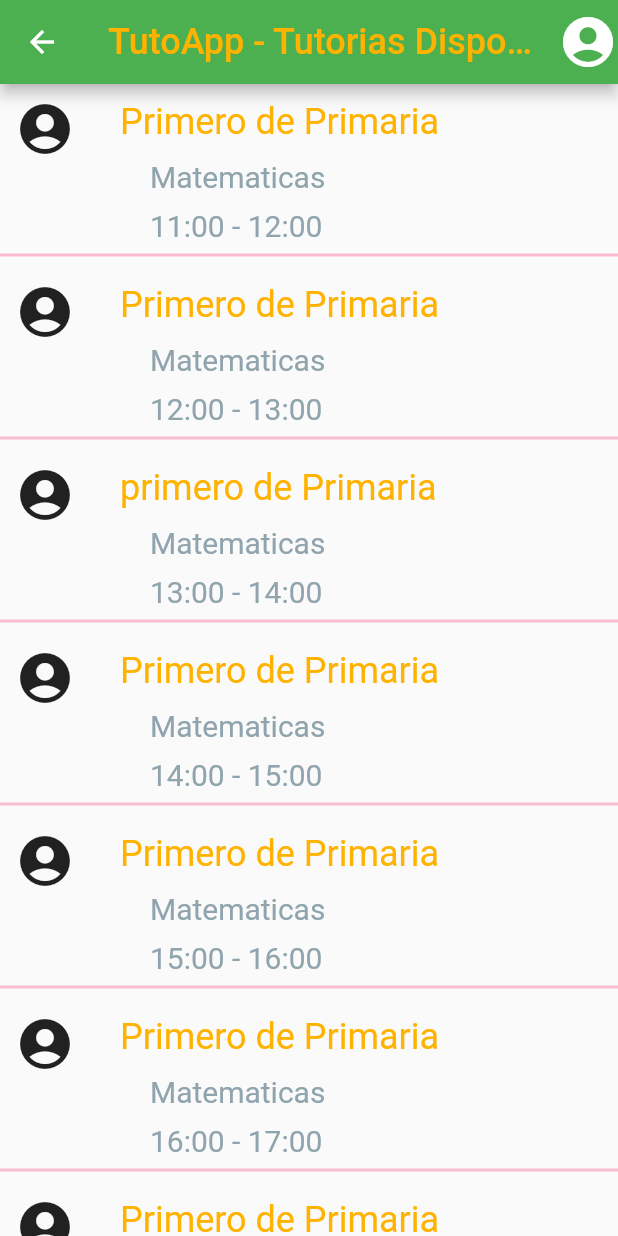
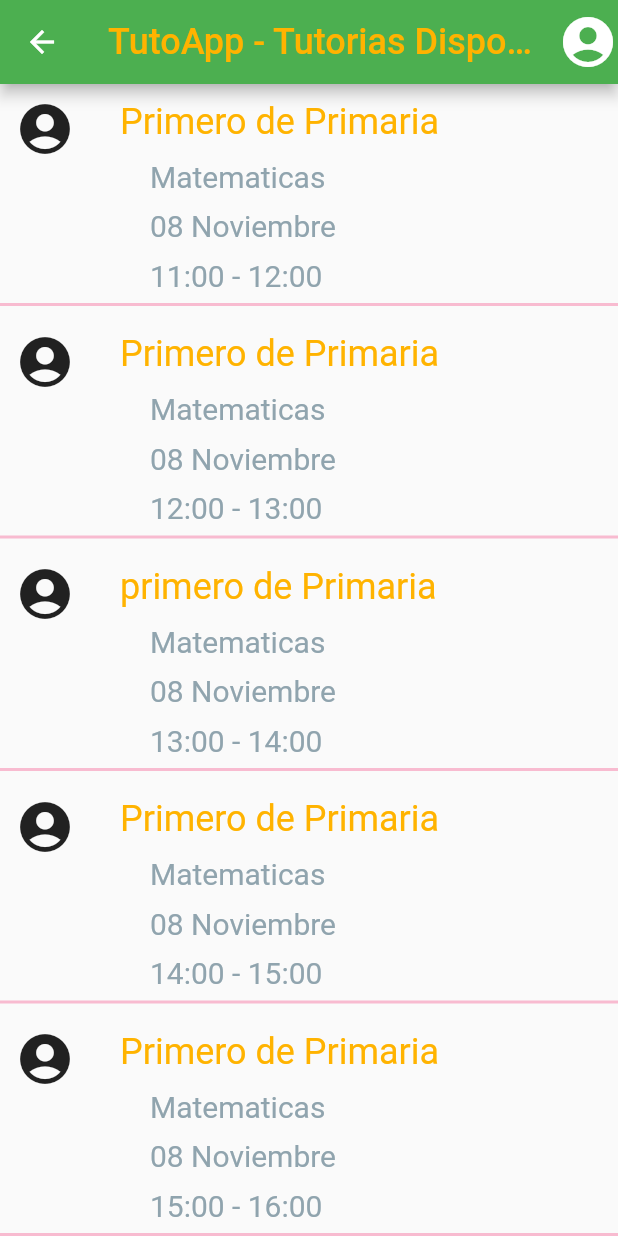
Before and after one commit to CluadiaSantana/Proyecto_Moviles, a Flutter app: the TutoriasDisponibles screen opened directly, on a phone screen of 412 x 824 dp. Run offline on Flutter 3.47's test engine with Material 2 defaults, Android fonts, the phone set to English and light mode, and no system bars; our stand-ins replace auth_buttons, bloc, equatable, flutter_bloc; missing offline and left inert: dart_date; Roboto replaces fonts that are missing (Chewy-Regular).

```diff
--- a/proyecto/lib/main.dart
+++ b/proyecto/lib/main.dart
@@ -19,7 +19,7 @@ class MyApp extends StatelessWidget {
     return MaterialApp(
       title: 'Tutoappa',
       theme: ThemeData(appBarTheme: AppBarTheme(color: Colors.green)),
-      home: Registro(),
+      home: HomePage(),
     );
   }
 }
--- a/proyecto/lib/pages/registro.dart
+++ b/proyecto/lib/pages/registro.dart
@@ -46,6 +46,8 @@ class _RegistroState extends State<Registro> {
                 inputField("Apellido"),
                 inputTitle("Correo"),
                 inputField("Correo Electronico"),
+                inputTitle("Password"),
+                inputField("Password"),
                 inputTitle("Tutor o Estudiante?"),
                 radioButtons("Tutor", UserType.tutor),
                 radioButtons("Estudiante", UserType.estudiante),
--- a/proyecto/lib/pages/tutorias_disponibles.dart
+++ b/proyecto/lib/pages/tutorias_disponibles.dart
@@ -30,44 +30,44 @@ class TutoriasDisponibles extends StatelessWidget {
       body: SingleChildScrollView(
         child: Column(
           children: [
-            espacioTutoria(
-                "Primero de Primaria", "Matematicas", "11:00 - 12:00"),
+            espacioTutoria("Primero de Primaria", "Matematicas", "08 Noviembre",
+                "11:00 - 12:00"),
             Divider(
               thickness: 2,
               color: Colors.pink[100],
             ),
-            espacioTutoria(
-                "Primero de Primaria", "Matematicas", "12:00 - 13:00"),
+            espacioTutoria("Primero de Primaria", "Matematicas", "08 Noviembre",
+                "12:00 - 13:00"),
             Divider(
               thickness: 2,
               color: Colors.pink[100],
             ),
-            espacioTutoria(
-                "primero de Primaria", "Matematicas", "13:00 - 14:00"),
+            espacioTutoria("primero de Primaria", "Matematicas", "08 Noviembre",
+                "13:00 - 14:00"),
             Divider(
               thickness: 2,
               color: Colors.pink[100],
             ),
-            espacioTutoria(
-                "Primero de Primaria", "Matematicas", "14:00 - 15:00"),
+            espacioTutoria("Primero de Primaria", "Matematicas", "08 Noviembre",
+                "14:00 - 15:00"),
             Divider(
               thickness: 2,
               color: Colors.pink[100],
             ),
-            espacioTutoria(
-                "Primero de Primaria", "Matematicas", "15:00 - 16:00"),
+            espacioTutoria("Primero de Primaria", "Matematicas", "08 Noviembre",
+                "15:00 - 16:00"),
             Divider(
               thickness: 2,
               color: Colors.pink[100],
             ),
-            espacioTutoria(
-                "Primero de Primaria", "Matematicas", "16:00 - 17:00"),
+            espacioTutoria("Primero de Primaria", "Matematicas", "08 Noviembre",
+                "16:00 - 17:00"),
             Divider(
               thickness: 2,
               color: Colors.pink[100],
             ),
-            espacioTutoria(
-                "Primero de Primaria", "Matematicas", "17:00 - 18:00"),
+            espacioTutoria("Primero de Primaria", "Matematicas", "08 Noviembre",
+                "17:00 - 18:00"),
             Divider(
               thickness: 2,
               color: Colors.pink[100],
@@ -78,7 +78,8 @@ class TutoriasDisponibles extends StatelessWidget {
     );
   }
 
-  Container espacioTutoria(String Grade, String Subject, String Time) {
+  Container espacioTutoria(
+      String Grade, String Subject, String date, String Time) {
     return Container(
       child: Column(
         children: [
@@ -122,6 +123,17 @@ class TutoriasDisponibles extends StatelessWidget {
               Padding(
                 padding: const EdgeInsets.only(left: 100, top: 10),
                 child: Text(
+                  date,
+                  style: TextStyle(fontSize: 20, color: Colors.blueGrey[300]),
+                ),
+              )
+            ],
+          ),
+          Row(
+            children: [
+              Padding(
+                padding: const EdgeInsets.only(left: 100, top: 10),
+                child: Text(
                   Time,
                   style: TextStyle(fontSize: 20, color: Colors.blueGrey[300]),
                 ),
```
Also changed, not shown: proyecto/lib/pages/bloc/tutoapp_event.dart (+10 -0 lines), proyecto/lib/pages/login/form_body.dart (+13 -9 lines).
